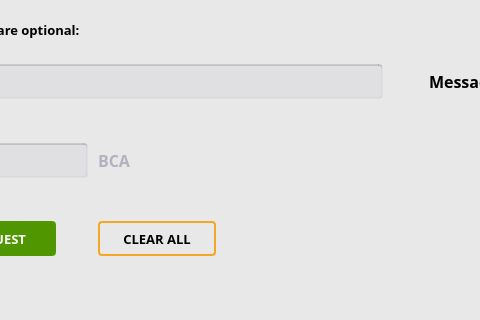
Before: the Qt Designer form src/qt/forms/receivecoinsdialog.ui in bitcoin-atom/bitcoin-atom, drawn with Qt 5; both pictures show x 210 to 690 and y 96 to 416 of the 1180 by 629 pixel window.
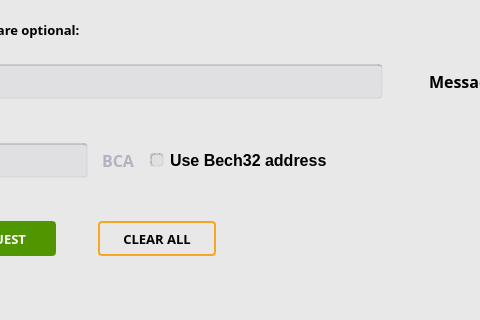
After: the same form once the commit is applied. Custom widgets are drawn as their Qt base class.

Commit message: Add 'useBech32' checkbox

Diff of the .ui file:
```diff
--- a/src/qt/forms/receivecoinsdialog.ui
+++ b/src/qt/forms/receivecoinsdialog.ui
@@ -344,6 +344,12 @@
          </item>
          <item>
           <widget class="QLabel" name="label_5">
+           <property name="sizePolicy">
+            <sizepolicy hsizetype="Fixed" vsizetype="Preferred">
+             <horstretch>0</horstretch>
+             <verstretch>0</verstretch>
+            </sizepolicy>
+           </property>
            <property name="font">
             <font>
              <family>Roboto Mono</family>
@@ -356,13 +362,44 @@
             <string notr="true">color: #b2b2c0;
 font-family: &quot;Roboto Mono&quot;;
 font-size: 16px;
-font-weight: 500;</string>
+font-weight: 500;
+margin-right: 10px;</string>
            </property>
            <property name="text">
             <string>BCA</string>
            </property>
           </widget>
          </item>
+         <item>
+          <widget class="QCheckBox" name="useBech32">
+           <property name="styleSheet">
+            <string notr="true">QCheckBox {
+	font-family: &quot;Roboto Mono&quot;;
+	font-size: 16px;
+	font-weight: 500;
+}
+QCheckBox::indicator:unchecked {
+	background-color: rgba(170, 170, 186, 33);
+	border-top: 2px inset rgba(0, 0, 0, 33); 
+	border-left: 2px inset rgba(0, 0, 0, 33); 
+	border-bottom: 2px solid rgba(170, 170, 186, 33); 
+	border-right: 2px solid rgba(170, 170, 186, 33); 
+	border-radius: 4px;
+}
+QCheckBox::indicator:checked {
+	background-color: rgba(170, 170, 186, 255);
+	border-top: 2px inset rgba(0, 0, 0, 33); 
+	border-left: 2px inset rgba(0, 0, 0, 33); 
+	border-bottom: 2px solid rgba(170, 170, 186, 33); 
+	border-right: 2px solid rgba(170, 170, 186, 33); 
+	border-radius: 4px;
+}</string>
+           </property>
+           <property name="text">
+            <string>Use Bech32 address</string>
+           </property>
+          </widget>
+         </item>
         </layout>
        </item>
       </layout>
```
